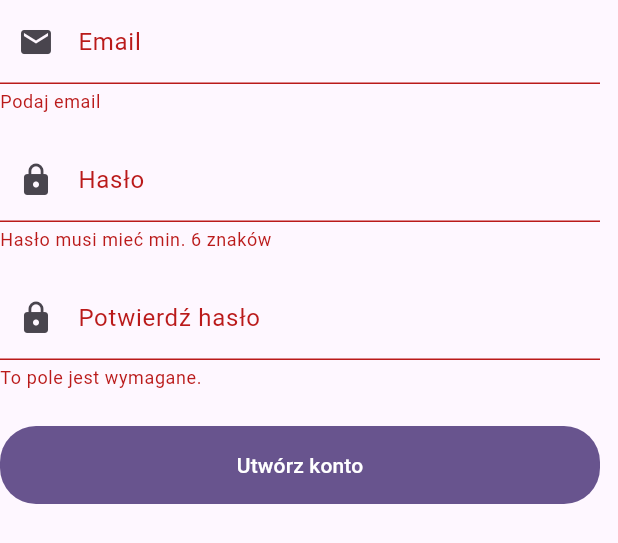
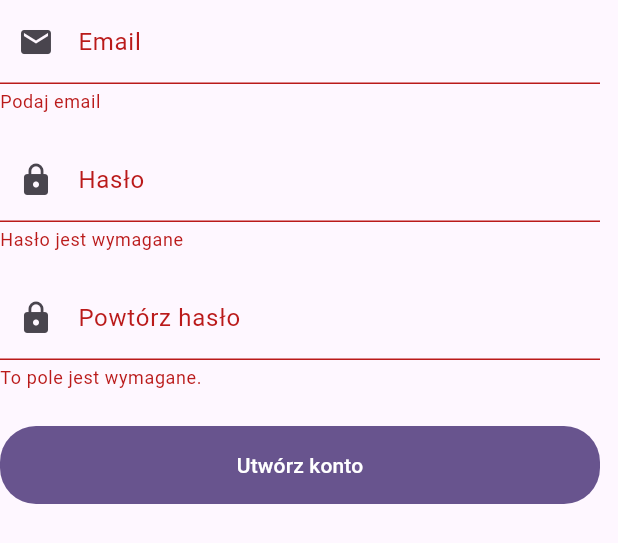
Before and after one commit to FastScore-uni/FastScore_frontend, a Flutter app: the EmailSignUpForm widget shown alone on an empty page, opened directly, after a tap on "Utwórz konto", on a phone screen of 412 x 824 dp. Shown: the top 543 px of the screen. Run offline on Flutter 3.47's test engine with Material 3 defaults, Android fonts, the phone set to English and light mode, and no system bars; our stand-ins replace audio_video_progress_bar, audioplayers, cloud_firestore, firebase_auth, firebase_core, firebase_storage and 3 more; missing offline and left inert: flutter_dropzone, flutter_inappwebview, record; accounts and stored records are empty.

Commit message:
refactor: update validation rules for password and email

```diff
--- a/lib/utils/validators.dart
+++ b/lib/utils/validators.dart
@@ -6,19 +6,39 @@ class Validators {
 
   static String? email(String? value) {
     if (value == null || value.isEmpty) return 'Podaj email';
-    final emailRegex = RegExp(r'^[^@]+@[^@]+\.[^@]+');
+    final emailRegex = RegExp(r"^[a-zA-Z0-9._%+-]+@[a-zA-Z0-9.-]+\.[a-zA-Z]{2,}$");
     if (!emailRegex.hasMatch(value)) return 'Błędny format emaila';
     return null;
   }
 
   static String? password(String? value) {
-    if (value == null || value.length < 6) return 'Hasło musi mieć min. 6 znaków';
+    if (value == null || value.isEmpty) {
+      return 'Hasło jest wymagane';
+    }
+    const int minLength = 8;
+    if (value.length < minLength) {
+      return 'Hasło musi mieć co najmniej 8 znaków';
+    }
+    final RegExp digitRegex = RegExp(r'[0-9]');
+    final RegExp lowerCaseRegex = RegExp(r'[a-z]');
+    final RegExp upperCaseRegex = RegExp(r'[A-Z]');
+    final RegExp specialCharRegex = RegExp(r'''[!@#\$%^&*()_+=\{\}\[\]\|:;<>.,?/~`'"-]''');
+
+    if (!digitRegex.hasMatch(value)){
+      return 'Hasło musi zawierać przynajmniej 1 cyfrę';
+    }
+    if (!lowerCaseRegex.hasMatch(value)){
+      return 'Hasło musi zawierać przynajmniej 1 małą literę';
+    }
+    if (!upperCaseRegex.hasMatch(value)){
+      return 'Hasło musi zawierać przynajmniej 1 wielką literę';
+    }
+    if (!specialCharRegex.hasMatch(value)){
+      return 'Hasło musi zawierać przynajmniej 1 znak specjalny';
+    }
+
     return null;
-  }
 
-  static String? phone(String? value) {
-    if (value == null || value.length < 9) return 'Podaj poprawny numer';
-    return null;
   }
 
   static String? confirmPassword(String? value, String passwordToMatch) {
--- a/lib/widgets/email_sign_up_form.dart
+++ b/lib/widgets/email_sign_up_form.dart
@@ -63,7 +63,7 @@ class _EmailSignUpFormState extends State<EmailSignUpForm>{
 
           AuthTextField(
             controller: _confirmPasswordController,
-            label: 'Potwierdź hasło',
+            label: 'Powtórz hasło',
             icon: Icons.lock,
             keyboardType: TextInputType.visiblePassword,
             obscureText: true,
```
